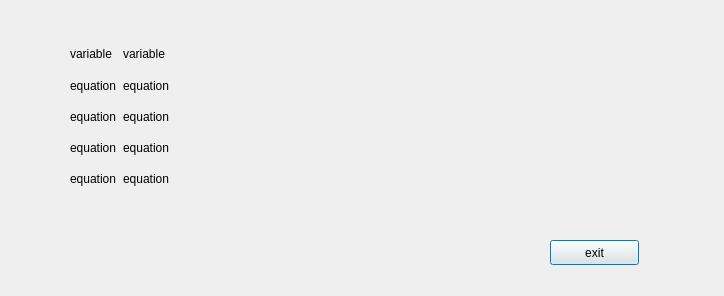
First picture: the form in packages/Common/ui_show_variable_equation.ui, repository heinz-preisig/ProMo13, before the edit.
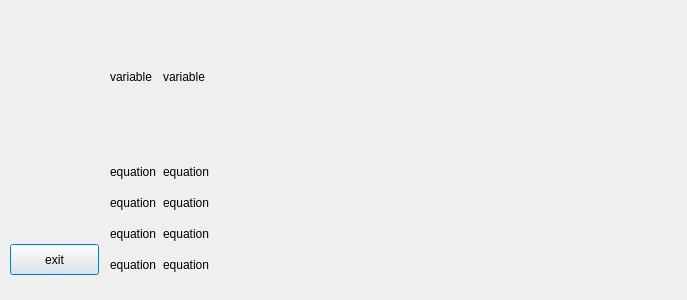
Second picture: the form after the edit.

Commit message:
feat [variable tables]:show variables/equations
clicking on the variable identifier
shows a pop-up window with the variable/equations

roundButton does not crash if it has no icon.

```diff
--- a/packages/Common/ui_show_variable_equation.ui
+++ b/packages/Common/ui_show_variable_equation.ui
@@ -6,8 +6,8 @@
    <rect>
     <x>0</x>
     <y>0</y>
-    <width>724</width>
-    <height>296</height>
+    <width>687</width>
+    <height>300</height>
    </rect>
   </property>
   <property name="windowTitle">
@@ -16,28 +16,28 @@
   <widget class="QPushButton" name="pushButton">
    <property name="geometry">
     <rect>
-     <x>550</x>
-     <y>240</y>
+     <x>10</x>
+     <y>244</y>
      <width>89</width>
-     <height>25</height>
+     <height>31</height>
     </rect>
    </property>
    <property name="text">
     <string>exit</string>
    </property>
   </widget>
-  <widget class="QWidget" name="">
+  <widget class="QWidget" name="layoutWidget">
    <property name="geometry">
     <rect>
-     <x>70</x>
-     <y>40</y>
+     <x>110</x>
+     <y>20</y>
      <width>571</width>
-     <height>151</height>
+     <height>257</height>
     </rect>
    </property>
    <layout class="QGridLayout" name="gridLayout">
-    <item row="0" column="0">
-     <widget class="QLabel" name="label_variable">
+    <item row="5" column="0">
+     <widget class="QLabel" name="label_equation_3">
       <property name="minimumSize">
        <size>
         <width>0</width>
@@ -45,7 +45,7 @@
        </size>
       </property>
       <property name="text">
-       <string>variable</string>
+       <string>equation</string>
       </property>
      </widget>
     </item>
@@ -68,60 +68,8 @@
       </property>
      </widget>
     </item>
-    <item row="1" column="0">
-     <widget class="QLabel" name="label_equation_0">
-      <property name="minimumSize">
-       <size>
-        <width>0</width>
-        <height>25</height>
-       </size>
-      </property>
-      <property name="text">
-       <string>equation</string>
-      </property>
-     </widget>
-    </item>
-    <item row="1" column="1">
-     <widget class="QLabel" name="picture_equation_0">
-      <property name="minimumSize">
-       <size>
-        <width>0</width>
-        <height>25</height>
-       </size>
-      </property>
-      <property name="text">
-       <string>equation</string>
-      </property>
-     </widget>
-    </item>
-    <item row="2" column="0">
-     <widget class="QLabel" name="label_equation_1">
-      <property name="minimumSize">
-       <size>
-        <width>0</width>
-        <height>25</height>
-       </size>
-      </property>
-      <property name="text">
-       <string>equation</string>
-      </property>
-     </widget>
-    </item>
-    <item row="2" column="1">
-     <widget class="QLabel" name="picture_equation_1">
-      <property name="minimumSize">
-       <size>
-        <width>0</width>
-        <height>25</height>
-       </size>
-      </property>
-      <property name="text">
-       <string>equation</string>
-      </property>
-     </widget>
-    </item>
     <item row="3" column="0">
-     <widget class="QLabel" name="label_equation_2">
+     <widget class="QLabel" name="label_equation_1">
       <property name="minimumSize">
        <size>
         <width>0</width>
@@ -134,7 +82,7 @@
      </widget>
     </item>
     <item row="3" column="1">
-     <widget class="QLabel" name="picture_equation_2">
+     <widget class="QLabel" name="picture_equation_1">
       <property name="minimumSize">
        <size>
         <width>0</width>
@@ -147,7 +95,7 @@
      </widget>
     </item>
     <item row="4" column="0">
-     <widget class="QLabel" name="label_equation_3">
+     <widget class="QLabel" name="label_equation_2">
       <property name="minimumSize">
        <size>
         <width>0</width>
@@ -159,7 +107,33 @@
       </property>
      </widget>
     </item>
-    <item row="4" column="1">
+    <item row="0" column="0">
+     <widget class="QLabel" name="label_variable">
+      <property name="minimumSize">
+       <size>
+        <width>0</width>
+        <height>25</height>
+       </size>
+      </property>
+      <property name="text">
+       <string>variable</string>
+      </property>
+     </widget>
+    </item>
+    <item row="2" column="0">
+     <widget class="QLabel" name="label_equation_0">
+      <property name="minimumSize">
+       <size>
+        <width>0</width>
+        <height>25</height>
+       </size>
+      </property>
+      <property name="text">
+       <string>equation</string>
+      </property>
+     </widget>
+    </item>
+    <item row="5" column="1">
      <widget class="QLabel" name="picture_equation_3">
       <property name="minimumSize">
        <size>
@@ -172,6 +146,48 @@
       </property>
      </widget>
     </item>
+    <item row="2" column="1">
+     <widget class="QLabel" name="picture_equation_0">
+      <property name="minimumSize">
+       <size>
+        <width>0</width>
+        <height>25</height>
+       </size>
+      </property>
+      <property name="text">
+       <string>equation</string>
+      </property>
+     </widget>
+    </item>
+    <item row="1" column="0">
+     <spacer name="verticalSpacer">
+      <property name="orientation">
+       <enum>Qt::Vertical</enum>
+      </property>
+      <property name="sizeType">
+       <enum>QSizePolicy::Fixed</enum>
+      </property>
+      <property name="sizeHint" stdset="0">
+       <size>
+        <width>20</width>
+        <height>20</height>
+       </size>
+      </property>
+     </spacer>
+    </item>
+    <item row="4" column="1">
+     <widget class="QLabel" name="picture_equation_2">
+      <property name="minimumSize">
+       <size>
+        <width>0</width>
+        <height>25</height>
+       </size>
+      </property>
+      <property name="text">
+       <string>equation</string>
+      </property>
+     </widget>
+    </item>
    </layout>
   </widget>
  </widget>
```
Left out of the diff: 2 changed lines with no effect on the pictures. The commit also changes 6 other files.
